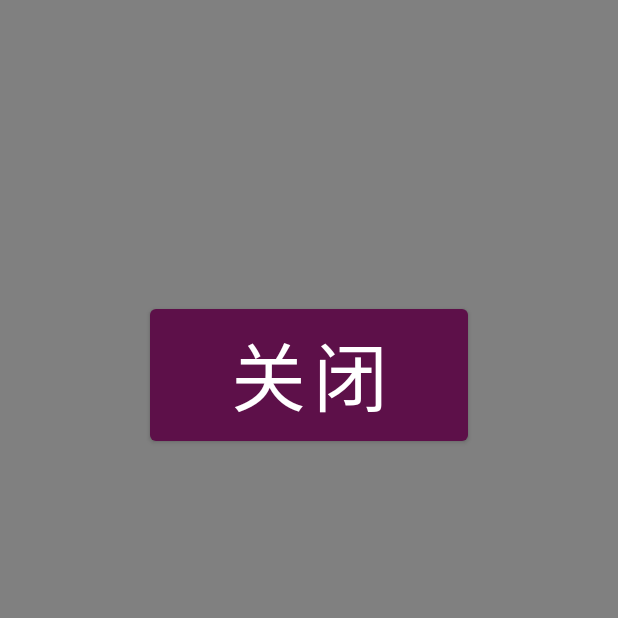
After one commit to 2quarius/remainder, an Android app: the AlarmRemindActivity screen opened directly, with no data from a screen before it, on a phone screen of 412 x 824 dp, the top half of it. The commit adds this screen. Run offline under Robolectric (Android 15) with nearby library versions, the phone set to English and light mode, and no system bars.

Commit message:
闹钟提醒页面v0.1

```diff
--- a/trail/app/src/main/AndroidManifest.xml
+++ b/trail/app/src/main/AndroidManifest.xml
@@ -54,7 +54,8 @@
         android:supportsRtl="false"
         android:theme="@style/Light.Theme"
         tools:ignore="GoogleAppIndexingWarning">
-        <activity android:name=".Setting.ShowAccountActivity"></activity>
+        <activity android:name=".Utility.AlarmRemindActivity"></activity>
+        <activity android:name=".Setting.ShowAccountActivity" />
         <activity android:name=".Setting.RegistActivity" />
 
         <receiver android:name=".Widget.AppWidget">
@@ -73,9 +74,7 @@
 
         <activity android:name=".Lists.SideMenuActivity" />
         <activity android:name=".NewTask.AddTaskActivity" />
-
         <activity android:name=".Setting.AboutActivity" />
-
         <activity android:name=".Setting.VoiceActivity" />
         <activity android:name=".Setting.ThemeActivity" />
         <activity android:name=".Setting.AccountActivity" />
@@ -105,9 +104,17 @@
             android:enabled="true"
             android:process=":remote" />
 
+
         <receiver
             android:name=".Utility.AlarmBroadcast"
-            android:process=":remote" />
+            android:process=":remote">
+
+            <intent-filter>
+                <action android:name="alarm_remind">
+                </action>
+            </intent-filter>
+
+        </receiver>
     </application>
 
 </manifest>
--- a/trail/app/src/main/java/com/example/trail/MainActivity.java
+++ b/trail/app/src/main/java/com/example/trail/MainActivity.java
@@ -29,6 +29,7 @@ import com.example.trail.Services.BaiduMapService;
 import com.example.trail.Setting.AccountActivity;
 import com.example.trail.Setting.SettingFragmnet;
 import com.example.trail.Utility.AlarmBroadcast;
+import com.example.trail.Utility.AlarmRemindActivity;
 import com.example.trail.Utility.DataStorageHelper.StoreRetrieveData;
 import com.example.trail.Utility.EnumPack.TabConstants;
 import com.google.android.material.floatingactionbutton.FloatingActionButton;
@@ -243,7 +244,8 @@ public class MainActivity extends AppCompatActivity implements ViewPager.OnPageC
         alarmManager = (AlarmManager) getSystemService(ALARM_SERVICE);
         Intent intent = new Intent(this, AlarmBroadcast.class);
         intent.setAction("startAlarm");
-        pendingIntent = PendingIntent.getBroadcast(this, 110, intent, PendingIntent.FLAG_CANCEL_CURRENT);
+        //intent.putExtra("task",tasks.get(i));
+        pendingIntent = PendingIntent.getBroadcast(this, 0, intent, PendingIntent.FLAG_CANCEL_CURRENT);
         storeRetrieveData = new StoreRetrieveData(getApplicationContext(), FILENAME);
         taskCollectors=getLocallyStoredData(storeRetrieveData);
         if (taskCollectors.size()>0){
@@ -258,7 +260,7 @@ public class MainActivity extends AppCompatActivity implements ViewPager.OnPageC
                     Calendar cal = Calendar.getInstance();
                     Calendar calendar = Calendar.getInstance();
                     calendar.setTime(tempDate);
-                    long timeDiff = cal.getTimeInMillis()-SystemClock.elapsedRealtime();
+                    //Toast.makeText(MainActivity.this,"success",Toast.LENGTH_SHORT).show();
                     if (cycle==RemindCycle.DAILY) {
                         alarmManager.setRepeating(AlarmManager.RTC_WAKEUP, calendar.getTimeInMillis(),24*60*60*1000, pendingIntent);
                     }
@@ -274,9 +276,6 @@ public class MainActivity extends AppCompatActivity implements ViewPager.OnPageC
                     else {
                         alarmManager.setExact(AlarmManager.RTC_WAKEUP, calendar.getTimeInMillis(), pendingIntent);
                     }
-                    String thetext = String.valueOf(calendar.getTimeInMillis());
-                    //-timeDiff+60*1000);
-                    Toast.makeText(MainActivity.this,thetext,Toast.LENGTH_SHORT).show();
                 }
             }
         }
--- a/trail/app/src/main/java/com/example/trail/NewTask/SimpleTask/Task.java
+++ b/trail/app/src/main/java/com/example/trail/NewTask/SimpleTask/Task.java
@@ -19,8 +19,8 @@ import lombok.NoArgsConstructor;
 @AllArgsConstructor
 @NoArgsConstructor
 public class Task implements Serializable {
-    private String title;
-    private String description = null;
+    public String title;
+    public String description = null;
     private List<MiniTask> miniTasks = new ArrayList<>();
     private List<String> tags = new ArrayList<>();
 
--- a/trail/app/src/main/java/com/example/trail/Utility/AlarmBroadcast.java
+++ b/trail/app/src/main/java/com/example/trail/Utility/AlarmBroadcast.java
@@ -8,11 +8,8 @@ import android.widget.Toast;
 public class AlarmBroadcast extends BroadcastReceiver {
     @Override
     public void onReceive(Context context, Intent intent) {
-        if ("startAlarm".equals(intent.getAction())) {
-            Log.d("Alarm","test");
-            Toast.makeText(context, "闹钟提醒", Toast.LENGTH_LONG).show();
-            // 处理闹钟事件
-            // 振动、响铃、或者跳转页面等
-        }
+        Toast.makeText(context, "闹钟提醒", Toast.LENGTH_LONG).show();
+        // 处理闹钟事件
+        // 振动、响铃、或者跳转页面等
     }
 }
--- /dev/null
+++ b/trail/app/src/main/java/com/example/trail/Utility/AlarmRemindActivity.java
@@ -0,0 +1,46 @@
+package com.example.trail.Utility;
+
+import android.content.Intent;
+import android.os.Bundle;
+import android.view.View;
+import android.widget.Button;
+import android.widget.TextView;
+
+import androidx.appcompat.app.AppCompatActivity;
+
+import com.example.trail.NewTask.SimpleTask.Task;
+import com.example.trail.R;
+import com.example.trail.Setting.AccountActivity;
+import com.example.trail.Setting.RegistActivity;
+
+public class AlarmRemindActivity extends AppCompatActivity {
+    private TextView title;
+    private  TextView description;
+    private Button endRemind;
+    private Task task;
+
+    @Override
+    protected void onCreate(Bundle savedInstanceState) {
+        super.onCreate(savedInstanceState);
+        setContentView(R.layout.activity_alarm_remind);
+
+        /*title = findViewById(R.id.show_title);
+        description = findViewById(R.id.show_description);
+        endRemind = findViewById(R.id.btn_end_remind);
+
+        Intent intent = getIntent();
+        task = (Task) intent.getSerializableExtra("task");
+        title.setText(task.title);
+        description.setText(task.description);
+        Intent newintent = new Intent();
+        intent.setAction("alarm_remind");
+        sendBroadcast(newintent);
+
+        endRemind.setOnClickListener(new View.OnClickListener() {
+            @Override
+            public void onClick(View view) {
+                onBackPressed();
+            }
+        });*/
+    }
+}
--- /dev/null
+++ b/trail/app/src/main/res/layout/activity_alarm_remind.xml
@@ -0,0 +1,37 @@
+<?xml version="1.0" encoding="utf-8"?>
+<RelativeLayout xmlns:android="http://schemas.android.com/apk/res/android"
+    xmlns:tools="http://schemas.android.com/tools"
+    android:layout_width="match_parent"
+    android:layout_height="match_parent"
+    android:background="#808080"
+    tools:context=".Utility.AlarmRemindActivity">
+
+    <TextView
+        android:id="@+id/show_title"
+        android:layout_width="match_parent"
+        android:layout_height="wrap_content"
+        android:layout_marginLeft="0dp"
+        android:layout_marginTop="150dp"
+        android:textSize="40sp"/>
+
+    <TextView
+        android:id="@+id/show_description"
+        android:layout_width="match_parent"
+        android:layout_height="wrap_content"
+        android:layout_marginLeft="0dp"
+        android:layout_marginTop="250dp"
+        android:gravity="center"
+        android:textSize="30sp"/>
+
+    <Button
+        android:id="@+id/btn_end_remind"
+        android:text="关闭"
+        android:layout_marginLeft="100dp"
+        android:layout_marginRight="100dp"
+        android:layout_marginTop="200dp"
+        android:layout_below="@+id/btn_login"
+        android:textSize="50sp"
+        android:layout_width="match_parent"
+        android:layout_height="100dp" />
+
+</RelativeLayout>
```
